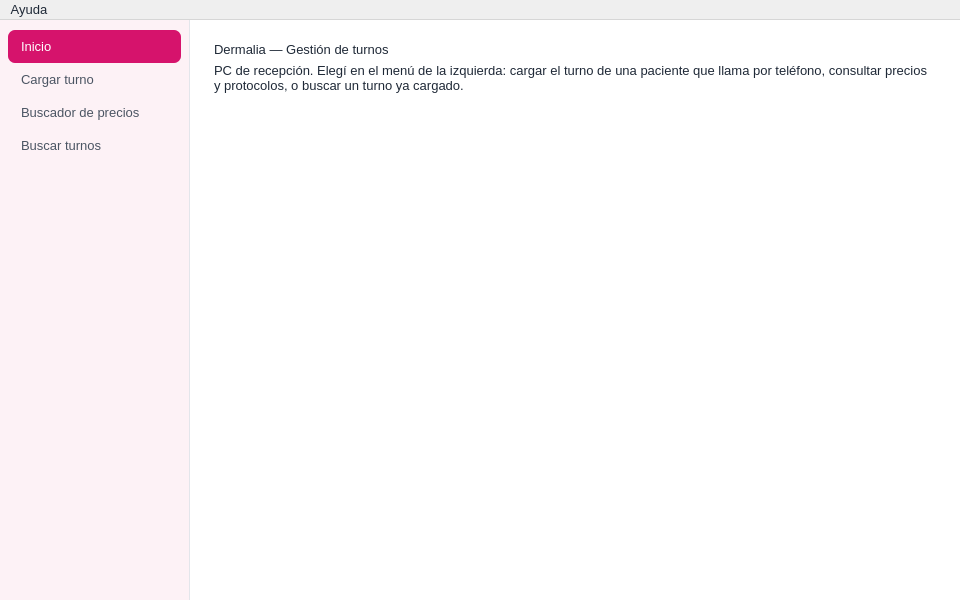
The window that frontend/gestion/ventanagestion.ui (sant1jmnz/Proyect-berea) describes before a commit, drawn with Qt 5.
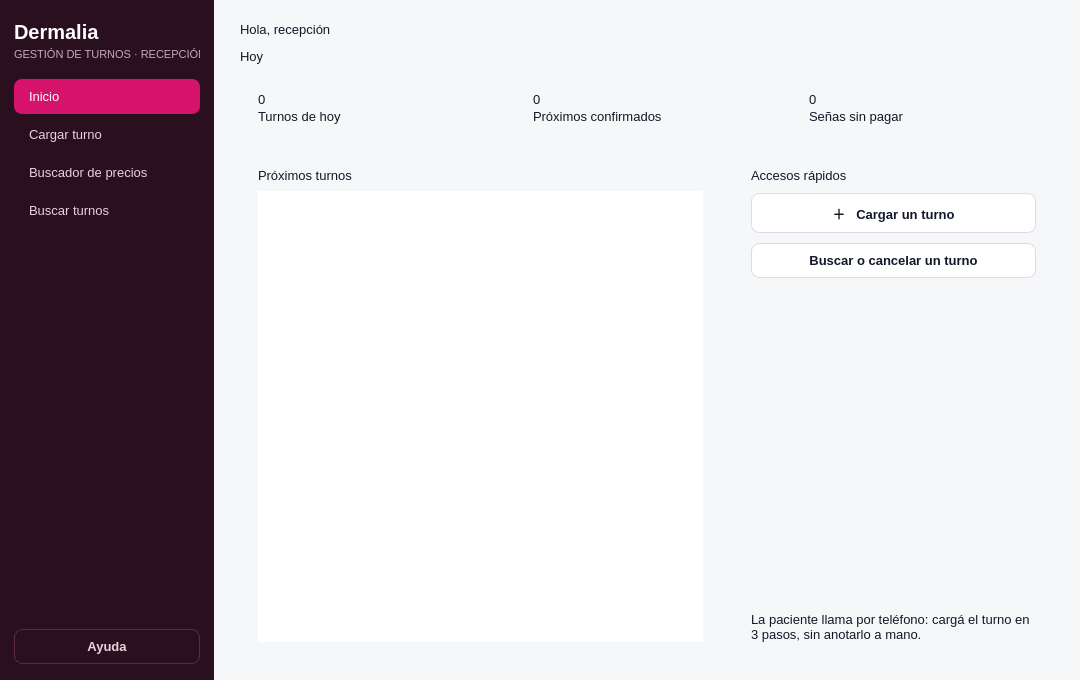
The same window after the commit. Icons and pictures are not drawn.

Commit message: Rediseñar Gestión: barra lateral con íconos, panel de inicio, tarjetas y calendario

Patch:
```diff
--- a/frontend/gestion/ventanagestion.ui
+++ b/frontend/gestion/ventanagestion.ui
@@ -6,8 +6,8 @@
    <rect>
     <x>0</x>
     <y>0</y>
-    <width>960</width>
-    <height>600</height>
+    <width>1080</width>
+    <height>680</height>
    </rect>
   </property>
   <property name="minimumSize">
@@ -20,36 +20,76 @@
    <string>Dermalia — Sistema de Turnos (Gestión)</string>
   </property>
   <property name="styleSheet">
-   <string notr="true">QWidget { font-size: 13px; color: #1f2937; }
-QMainWindow, QStackedWidget, QWidget#central { background: #ffffff; }
+   <string notr="true">QWidget { font-family: &quot;Ubuntu&quot;, &quot;Noto Sans&quot;, &quot;DejaVu Sans&quot;, sans-serif; font-size: 13px; color: #111827; }
+QWidget#central { background: #f6f7f9; }
 
-QListWidget#menu { background: #fdf2f6; border: none; border-right: 1px solid #e3e6eb; padding: 10px 8px; outline: 0; }
-QListWidget#menu::item { padding: 9px 10px; border-radius: 7px; color: #4b5563; }
+/* ---- barra lateral ---- */
+QFrame#barraLateral { background: #2a0f1f; }
+QLabel#lblMarca { color: #ffffff; font-size: 20px; font-weight: 700; }
+QLabel#lblSubmarca { color: #c9a9b8; font-size: 11px; }
+QListWidget#menu { background: transparent; border: none; outline: 0; }
+QListWidget#menu::item { padding: 10px 12px; border-radius: 8px; color: #e7d3dc; margin-bottom: 3px; }
+QListWidget#menu::item:hover { background: #3d1a2d; }
 QListWidget#menu::item:selected { background: #d6136c; color: #ffffff; }
+QPushButton#btnAyuda { background: transparent; border: 1px solid #5a2c42; color: #e7d3dc; }
+QPushButton#btnAyuda:hover { background: #3d1a2d; }
 
-QLabel[rol="titulo"] { font-size: 19px; font-weight: 700; }
-QLabel[rol="paso"] { color: #6b7280; font-weight: 600; }
-QLabel[rol="nota"] { color: #6b7280; font-size: 12px; }
-QLabel[rol="campo"] { color: #6b7280; font-size: 11px; font-weight: 600; }
-QLabel[rol="valor"] { font-weight: 600; }
+/* ---- textos ---- */
+QLabel[rol=&quot;titulo&quot;] { font-size: 22px; font-weight: 700; }
+QLabel[rol=&quot;subtitulo&quot;] { color: #6b7280; }
+QLabel[rol=&quot;seccion&quot;] { font-size: 14px; font-weight: 700; }
+QLabel[rol=&quot;campo&quot;] { color: #6b7280; font-size: 11px; font-weight: 700; }
+QLabel[rol=&quot;valor&quot;] { font-weight: 600; }
+QLabel[rol=&quot;nota&quot;] { color: #6b7280; font-size: 12px; }
+QLabel[rol=&quot;numero&quot;] { font-size: 30px; font-weight: 700; color: #d6136c; }
 
-QLineEdit { border: 1px solid #e3e6eb; border-radius: 7px; padding: 7px 10px; background: #f4f5f7; }
-QLineEdit:focus { border-color: #d6136c; }
+/* ---- indicador de pasos ---- */
+QLabel[paso=&quot;activo&quot;] { background: #d6136c; color: #ffffff; border-radius: 11px; padding: 4px 14px; font-size: 12px; font-weight: 700; }
+QLabel[paso=&quot;hecho&quot;] { background: #fbe4ee; color: #b80f5c; border-radius: 11px; padding: 4px 14px; font-size: 12px; font-weight: 700; }
+QLabel[paso=&quot;pendiente&quot;] { background: #eceef2; color: #6b7280; border-radius: 11px; padding: 4px 14px; font-size: 12px; font-weight: 700; }
 
-QPushButton { border: 1px solid #d6136c; border-radius: 6px; padding: 8px 16px; font-weight: 600; color: #b80f5c; background: #ffffff; }
-QPushButton[primario="true"] { background: #d6136c; color: #ffffff; }
-QPushButton:disabled { background: #eceef2; border-color: #e3e6eb; color: #6b7280; }
+/* ---- tarjetas ---- */
+QFrame[tarjeta=&quot;true&quot;] { background: #ffffff; border: 1px solid #e6e8ee; border-radius: 12px; }
+QFrame#tarjetaSena { background: #eef3ff; border: 1px solid #c7d7fb; }
+QLabel#lblSena { font-size: 28px; font-weight: 700; color: #2563eb; }
+QLabel#lblRecordatorio { color: #8f0c48; background: #fdf2f6; border-radius: 8px; padding: 8px 12px; }
 
-QListWidget#listaProtocolos, QListWidget#listaHorarios { border: none; outline: 0; background: #ffffff; }
-QListWidget#listaProtocolos::item { border: 1px solid #e3e6eb; border-radius: 9px; padding: 10px 14px; margin-bottom: 8px; }
-QListWidget#listaProtocolos::item:selected { border-color: #d6136c; background: #fdf2f6; color: #1f2937; }
-QListWidget#listaHorarios::item { border: 1px solid #e3e6eb; border-radius: 7px; padding: 10px 22px; margin-right: 8px; margin-bottom: 8px; }
+/* ---- campos y botones ---- */
+QLineEdit { border: 1px solid #e6e8ee; border-radius: 8px; padding: 8px 11px; background: #f9fafb; }
+QLineEdit:focus { border-color: #d6136c; background: #ffffff; }
+QPushButton { border: 1px solid #d9dce3; border-radius: 8px; padding: 9px 16px; font-weight: 600; background: #ffffff; }
+QPushButton:hover { background: #f6f7f9; }
+QPushButton[primario=&quot;true&quot;] { background: #d6136c; border-color: #d6136c; color: #ffffff; }
+QPushButton[primario=&quot;true&quot;]:hover { background: #b80f5c; border-color: #b80f5c; }
+QPushButton[peligro=&quot;true&quot;] { color: #b91c1c; border-color: #f3c2c2; }
+QPushButton[peligro=&quot;true&quot;]:hover { background: #fef2f2; }
+QPushButton[grande=&quot;true&quot;] { padding: 15px 16px; font-size: 14px; text-align: left; }
+QPushButton#btnSena { background: #2563eb; border-color: #2563eb; color: #ffffff; }
+QPushButton#btnSena:checked { background: #16a34a; border-color: #16a34a; }
+QPushButton:disabled { background: #eceef2; border-color: #e6e8ee; color: #9ca3af; }
+
+/* ---- listas ---- */
+QListWidget#listaProtocolos, QListWidget#listaHorarios, QListWidget#listaProximos { border: none; outline: 0; background: #ffffff; }
+QListWidget#listaProtocolos::item { border: 1px solid #e6e8ee; border-radius: 10px; padding: 10px 14px; margin-bottom: 8px; }
+QListWidget#listaProtocolos::item:hover { border-color: #f0a9c8; }
+QListWidget#listaProtocolos::item:selected { border-color: #d6136c; background: #fdf2f6; color: #111827; }
+QListWidget#listaHorarios::item { border: 1px solid #e6e8ee; border-radius: 8px; padding: 11px 24px; margin-right: 8px; margin-bottom: 8px; font-weight: 600; }
+QListWidget#listaHorarios::item:hover { border-color: #a9c0f5; }
 QListWidget#listaHorarios::item:selected { border-color: #2563eb; background: #eef3ff; color: #2563eb; }
+QListWidget#listaProximos::item { padding: 9px 2px; border-bottom: 1px solid #f0f1f4; }
 
-QFrame#tarjetaSena { border: 1px solid #2563eb; border-radius: 9px; background: #eef3ff; }
-QFrame#tarjetaSena QLabel, QFrame#tarjetaSena QCheckBox { background: transparent; }
-QLabel#lblSena { font-size: 18px; font-weight: 700; color: #2563eb; }
-QLabel#lblRecordatorio { color: #8f0c48; background: #fdf2f6; border-radius: 6px; padding: 7px 10px; }</string>
+/* ---- calendario ---- */
+QCalendarWidget QWidget#qt_calendar_navigationbar { background: #ffffff; }
+QCalendarWidget QToolButton { color: #111827; font-weight: 700; background: transparent; border: none; border-radius: 6px; padding: 4px 8px; }
+QCalendarWidget QToolButton:hover { background: #fdf2f6; }
+QCalendarWidget QAbstractItemView { background: #ffffff; alternate-background-color: #ffffff; selection-background-color: #d6136c; selection-color: #ffffff; outline: 0; border: none; }
+QCalendarWidget QToolButton#qt_calendar_prevmonth { qproperty-icon: none; qproperty-text: &quot;‹&quot;; font-size: 20px; }
+QCalendarWidget QToolButton#qt_calendar_nextmonth { qproperty-icon: none; qproperty-text: &quot;›&quot;; font-size: 20px; }
+QCalendarWidget QAbstractItemView:disabled { color: #c5c9d2; }
+
+/* ---- tabla ---- */
+QTableWidget { border: none; background: #ffffff; alternate-background-color: #fafbfc; selection-background-color: #fdf2f6; selection-color: #111827; outline: 0; }
+QHeaderView::section { background: #ffffff; border: none; border-bottom: 1px solid #e6e8ee; padding: 8px; font-size: 11px; font-weight: 700; color: #6b7280; }</string>
   </property>
   <widget class="QWidget" name="central">
    <layout class="QHBoxLayout" name="layoutCentral">
@@ -69,19 +109,76 @@
      <number>0</number>
     </property>
     <item>
-     <widget class="QListWidget" name="menu">
+     <widget class="QFrame" name="barraLateral">
       <property name="minimumSize">
        <size>
-        <width>190</width>
+        <width>214</width>
         <height>0</height>
        </size>
       </property>
       <property name="maximumSize">
        <size>
-        <width>190</width>
+        <width>214</width>
         <height>16777215</height>
        </size>
       </property>
+      <layout class="QVBoxLayout" name="layoutLateral">
+       <property name="spacing">
+        <number>4</number>
+       </property>
+       <property name="leftMargin">
+        <number>14</number>
+       </property>
+       <property name="topMargin">
+        <number>20</number>
+       </property>
+       <property name="rightMargin">
+        <number>14</number>
+       </property>
+       <property name="bottomMargin">
+        <number>16</number>
+       </property>
+       <item>
+        <widget class="QLabel" name="lblMarca">
+         <property name="text">
+          <string>Dermalia</string>
+         </property>
+        </widget>
+       </item>
+       <item>
+        <widget class="QLabel" name="lblSubmarca">
+         <property name="text">
+          <string>GESTIÓN DE TURNOS · RECEPCIÓN</string>
+         </property>
+        </widget>
+       </item>
+       <item>
+        <spacer name="espacioMarca">
+         <property name="orientation">
+          <enum>Qt::Vertical</enum>
+         </property>
+         <property name="sizeHint" stdset="0">
+          <size>
+           <width>20</width>
+           <height>14</height>
+          </size>
+         </property>
+         <property name="sizeType">
+          <enum>QSizePolicy::Fixed</enum>
+         </property>
+        </spacer>
+       </item>
+       <item>
+        <widget class="QListWidget" name="menu">
+         <property name="focusPolicy">
+          <enum>Qt::NoFocus</enum>
+         </property>
+         <property name="iconSize">
+          <size>
+           <width>18</width>
+           <height>18</height>
+          </size>
+         </property>
       <property name="currentRow">
        <number>0</number>
       </property>
@@ -104,7 +201,26 @@
        <property name="text">
         <string>Buscar turnos</string>
        </property>
-      </item>
+          <property name="icon">
+           <iconset resource="recursos.qrc">
+            <normaloff>:/iconos/buscar.svg</normaloff>
+            <selectedoff>:/iconos/buscar.svg</selectedoff>
+           </iconset>
+          </property>
+         </item>
+        </widget>
+       </item>
+       <item>
+        <widget class="QPushButton" name="btnAyuda">
+         <property name="text">
+          <string>Ayuda</string>
+         </property>
+         <property name="cursor">
+          <cursorShape>PointingHandCursor</cursorShape>
+         </property>
+        </widget>
+       </item>
+      </layout>
      </widget>
     </item>
     <item>
@@ -114,14 +230,17 @@
       </property>
       <widget class="QWidget" name="pagInicio">
        <layout class="QVBoxLayout" name="layoutInicio">
+        <property name="spacing">
+         <number>12</number>
+        </property>
         <property name="leftMargin">
-         <number>24</number>
+         <number>26</number>
         </property>
         <property name="topMargin">
          <number>22</number>
         </property>
         <property name="rightMargin">
-         <number>24</number>
+         <number>26</number>
         </property>
         <property name="bottomMargin">
          <number>22</number>
@@ -129,7 +248,7 @@
         <item>
          <widget class="QLabel" name="lblTituloInicio">
           <property name="text">
-           <string>Dermalia — Gestión de turnos</string>
+           <string>Hola, recepción</string>
           </property>
           <property name="rol" stdset="0">
            <string notr="true">titulo</string>
@@ -139,15 +258,263 @@
         <item>
          <widget class="QLabel" name="lblInicio">
           <property name="text">
-           <string>PC de recepción. Elegí en el menú de la izquierda: cargar el turno de una paciente que llama por teléfono, consultar precios y protocolos, o buscar un turno ya cargado.</string>
+           <string>Hoy</string>
           </property>
-          <property name="wordWrap">
+          <property name="rol" stdset="0">
+           <string notr="true">subtitulo</string>
+          </property>
+         </widget>
+        </item>
+        <item>
+         <layout class="QHBoxLayout" name="layoutStats">
+          <property name="spacing">
+           <number>12</number>
+          </property>
+          <item>
+           <widget class="QFrame" name="tarjetaHoy">
+            <property name="tarjeta" stdset="0">
            <bool>true</bool>
           </property>
+            <layout class="QVBoxLayout" name="layoutHoy">
+             <property name="spacing">
+              <number>2</number>
+             </property>
+             <property name="leftMargin">
+              <number>18</number>
+             </property>
+             <property name="topMargin">
+              <number>16</number>
+             </property>
+             <property name="rightMargin">
+              <number>18</number>
+             </property>
+             <property name="bottomMargin">
+              <number>16</number>
+             </property>
+             <item>
+              <widget class="QLabel" name="lblNumHoy">
+               <property name="text">
+                <string>0</string>
+               </property>
+               <property name="rol" stdset="0">
+                <string notr="true">numero</string>
+               </property>
          </widget>
         </item>
         <item>
-         <spacer name="espacioInicio">
+              <widget class="QLabel" name="lblTxtHoy">
+               <property name="text">
+                <string>Turnos de hoy</string>
+               </property>
+               <property name="rol" stdset="0">
+                <string notr="true">subtitulo</string>
+               </property>
+              </widget>
+             </item>
+            </layout>
+           </widget>
+          </item>
+          <item>
+           <widget class="QFrame" name="tarjetaProximos">
+            <property name="tarjeta" stdset="0">
+             <bool>true</bool>
+            </property>
+            <layout class="QVBoxLayout" name="layoutProximos">
+             <property name="spacing">
+              <number>2</number>
+             </property>
+             <property name="leftMargin">
+              <number>18</number>
+             </property>
+             <property name="topMargin">
+              <number>16</number>
+             </property>
+             <property name="rightMargin">
+              <number>18</number>
+             </property>
+             <property name="bottomMargin">
+              <number>16</number>
+             </property>
+             <item>
+              <widget class="QLabel" name="lblNumProximos">
+               <property name="text">
+                <string>0</string>
+               </property>
+               <property name="rol" stdset="0">
+                <string notr="true">numero</string>
+               </property>
+              </widget>
+             </item>
+             <item>
+              <widget class="QLabel" name="lblTxtProximos">
+               <property name="text">
+                <string>Próximos confirmados</string>
+               </property>
+               <property name="rol" stdset="0">
+                <string notr="true">subtitulo</string>
+               </property>
+              </widget>
+             </item>
+            </layout>
+           </widget>
+          </item>
+          <item>
+           <widget class="QFrame" name="tarjetaSinSena">
+            <property name="tarjeta" stdset="0">
+             <bool>true</bool>
+            </property>
+            <layout class="QVBoxLayout" name="layoutSinSena">
+             <property name="spacing">
+              <number>2</number>
+             </property>
+             <property name="leftMargin">
+              <number>18</number>
+             </property>
+             <property name="topMargin">
+              <number>16</number>
+             </property>
+             <property name="rightMargin">
+              <number>18</number>
+             </property>
+             <property name="bottomMargin">
+              <number>16</number>
+             </property>
+             <item>
+              <widget class="QLabel" name="lblNumSinSena">
+               <property name="text">
+                <string>0</string>
+               </property>
+               <property name="rol" stdset="0">
+                <string notr="true">numero</string>
+               </property>
+              </widget>
+             </item>
+             <item>
+              <widget class="QLabel" name="lblTxtSinSena">
+               <property name="text">
+                <string>Señas sin pagar</string>
+               </property>
+               <property name="rol" stdset="0">
+                <string notr="true">subtitulo</string>
+               </property>
+              </widget>
+             </item>
+            </layout>
+           </widget>
+          </item>
+         </layout>
+        </item>
+        <item>
+         <layout class="QHBoxLayout" name="layoutInicioAbajo" stretch="3,2">
+          <property name="spacing">
+           <number>12</number>
+          </property>
+          <item>
+           <widget class="QFrame" name="tarjetaProximos">
+            <property name="tarjeta" stdset="0">
+             <bool>true</bool>
+            </property>
+            <layout class="QVBoxLayout" name="layoutProximos">
+             <property name="spacing">
+              <number>8</number>
+             </property>
+             <property name="leftMargin">
+              <number>18</number>
+             </property>
+             <property name="topMargin">
+              <number>16</number>
+             </property>
+             <property name="rightMargin">
+              <number>18</number>
+             </property>
+             <property name="bottomMargin">
+              <number>16</number>
+             </property>
+             <item>
+              <widget class="QLabel" name="lblProximos">
+               <property name="text">
+                <string>Próximos turnos</string>
+               </property>
+               <property name="rol" stdset="0">
+                <string notr="true">seccion</string>
+               </property>
+              </widget>
+             </item>
+             <item>
+              <widget class="QListWidget" name="listaProximos">
+               <property name="focusPolicy">
+                <enum>Qt::NoFocus</enum>
+               </property>
+               <property name="selectionMode">
+                <enum>QAbstractItemView::NoSelection</enum>
+               </property>
+              </widget>
+             </item>
+            </layout>
+           </widget>
+          </item>
+          <item>
+           <widget class="QFrame" name="tarjetaAccesos">
+            <property name="tarjeta" stdset="0">
+             <bool>true</bool>
+            </property>
+            <layout class="QVBoxLayout" name="layoutAccesos">
+             <property name="spacing">
+              <number>10</number>
+             </property>
+             <property name="leftMargin">
+              <number>18</number>
+             </property>
+             <property name="topMargin">
+              <number>16</number>
+             </property>
+             <property name="rightMargin">
+              <number>18</number>
+             </property>
+             <property name="bottomMargin">
+              <number>16</number>
+             </property>
+             <item>
+              <widget class="QLabel" name="lblAccesos">
+               <property name="text">
+                <string>Accesos rápidos</string>
+               </property>
+               <property name="rol" stdset="0">
+                <string notr="true">seccion</string>
+               </property>
+              </widget>
+             </item>
+             <item>
+              <widget class="QPushButton" name="btnIrCargar">
+               <property name="text">
+                <string>＋   Cargar un turno</string>
+               </property>
+               <property name="primario" stdset="0">
+                <bool>true</bool>
+               </property>
+               <property name="grande" stdset="0">
+                <bool>true</bool>
+               </property>
+               <property name="cursor">
+                <cursorShape>PointingHandCursor</cursorShape>
+               </property>
+              </widget>
+             </item>
+             <item>
+              <widget class="QPushButton" name="btnIrBuscar">
+               <property name="text">
+                <string>Buscar o cancelar un turno</string>
+               </property>
+               <property name="grande" stdset="0">
+                <bool>true</bool>
+               </property>
+               <property name="cursor">
+                <cursorShape>PointingHandCursor</cursorShape>
+               </property>
+              </widget>
+             </item>
+             <item>
+              <spacer name="espacioAccesos">
           <property name="orientation">
            <enum>Qt::Vertical</enum>
           </property>
@@ -158,6 +525,24 @@
            </size>
           </property>
          </spacer>
+             </item>
+             <item>
+              <widget class="QLabel" name="lblAccesosNota">
+               <property name="text">
+                <string>La paciente llama por teléfono: cargá el turno en 3 pasos, sin anotarlo a mano.</string>
+               </property>
+               <property name="wordWrap">
+                <bool>true</bool>
+               </property>
+               <property name="rol" stdset="0">
+                <string notr="true">nota</string>
+               </property>
+              </widget>
+             </item>
+            </layout>
+           </widget>
+          </item>
+         </layout>
         </item>
        </layout>
       </widget>
@@ -863,29 +1248,9 @@
     </item>
    </layout>
   </widget>
-  <widget class="QMenuBar" name="barraMenu">
-   <property name="geometry">
-    <rect>
-     <x>0</x>
-     <y>0</y>
-     <width>960</width>
-     <height>24</height>
-    </rect>
-   </property>
-   <widget class="QMenu" name="menuAyuda">
-    <property name="title">
-     <string>Ayuda</string>
-    </property>
-    <addaction name="actionAyuda"/>
-   </widget>
-   <addaction name="menuAyuda"/>
-  </widget>
-  <action name="actionAyuda">
-   <property name="text">
-    <string>Cómo usar Gestión</string>
-   </property>
-  </action>
- </widget>
- <resources/>
+ </widget>
+ <resources>
+  <include location="recursos.qrc"/>
+ </resources>
  <connections/>
 </ui>
```
Left out of the diff: 685 changed lines with no effect on the pictures. Lines whose indentation alone changed are shown as unchanged. The commit also changes 8 other files.
